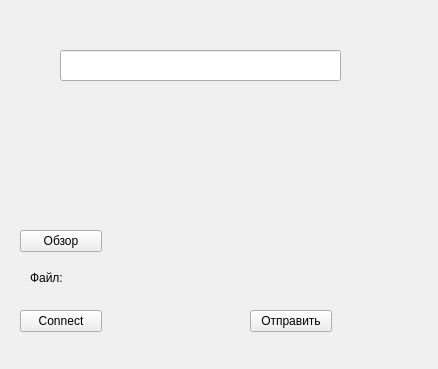
First picture: the form in websockphp/mainx11.ui, repository kdelinx/fetalmonitor, before the edit.
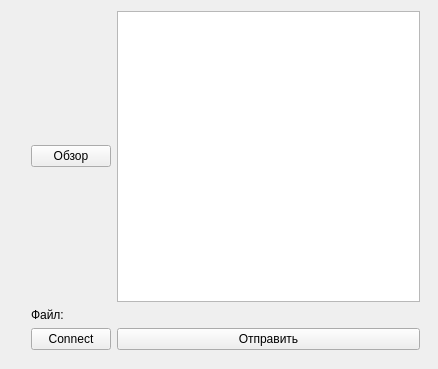
Second picture: the form after the edit.

Commit message: list of devices on bluetooth

```diff
--- a/websockphp/mainx11.ui
+++ b/websockphp/mainx11.ui
@@ -14,58 +14,6 @@
    <string>mainX11</string>
   </property>
   <widget class="QWidget" name="centralWidget">
-   <widget class="QPushButton" name="send">
-    <property name="geometry">
-     <rect>
-      <x>250</x>
-      <y>310</y>
-      <width>82</width>
-      <height>22</height>
-     </rect>
-    </property>
-    <property name="text">
-     <string>Отправить</string>
-    </property>
-   </widget>
-   <widget class="QLabel" name="label">
-    <property name="geometry">
-     <rect>
-      <x>30</x>
-      <y>270</y>
-      <width>41</width>
-      <height>16</height>
-     </rect>
-    </property>
-    <property name="text">
-     <string>Файл:</string>
-    </property>
-   </widget>
-   <widget class="QLabel" name="path">
-    <property name="geometry">
-     <rect>
-      <x>80</x>
-      <y>270</y>
-      <width>351</width>
-      <height>20</height>
-     </rect>
-    </property>
-    <property name="text">
-     <string/>
-    </property>
-   </widget>
-   <widget class="QPushButton" name="browse">
-    <property name="geometry">
-     <rect>
-      <x>20</x>
-      <y>230</y>
-      <width>82</width>
-      <height>22</height>
-     </rect>
-    </property>
-    <property name="text">
-     <string>Обзор</string>
-    </property>
-   </widget>
    <widget class="QLabel" name="label_2">
     <property name="geometry">
      <rect>
@@ -79,28 +27,55 @@
      <string/>
     </property>
    </widget>
-   <widget class="QPushButton" name="connect">
+   <widget class="QWidget" name="">
     <property name="geometry">
      <rect>
       <x>20</x>
-      <y>310</y>
-      <width>82</width>
-      <height>22</height>
+      <y>0</y>
+      <width>411</width>
+      <height>361</height>
      </rect>
     </property>
-    <property name="text">
-     <string>Connect</string>
-    </property>
-   </widget>
-   <widget class="QLineEdit" name="lineEdit">
-    <property name="geometry">
-     <rect>
-      <x>60</x>
-      <y>50</y>
-      <width>281</width>
-      <height>31</height>
-     </rect>
-    </property>
+    <layout class="QGridLayout" name="gridLayout">
+     <item row="2" column="0" colspan="2">
+      <widget class="QPushButton" name="connect">
+       <property name="text">
+        <string>Connect</string>
+       </property>
+      </widget>
+     </item>
+     <item row="1" column="1" colspan="2">
+      <widget class="QLabel" name="path">
+       <property name="text">
+        <string/>
+       </property>
+      </widget>
+     </item>
+     <item row="2" column="2">
+      <widget class="QPushButton" name="send">
+       <property name="text">
+        <string>Отправить</string>
+       </property>
+      </widget>
+     </item>
+     <item row="1" column="0">
+      <widget class="QLabel" name="label">
+       <property name="text">
+        <string>Файл:</string>
+       </property>
+      </widget>
+     </item>
+     <item row="0" column="0" colspan="2">
+      <widget class="QPushButton" name="browse">
+       <property name="text">
+        <string>Обзор</string>
+       </property>
+      </widget>
+     </item>
+     <item row="0" column="2">
+      <widget class="QListWidget" name="list"/>
+     </item>
+    </layout>
    </widget>
   </widget>
  </widget>
```
The commit also changes 2 other files.
